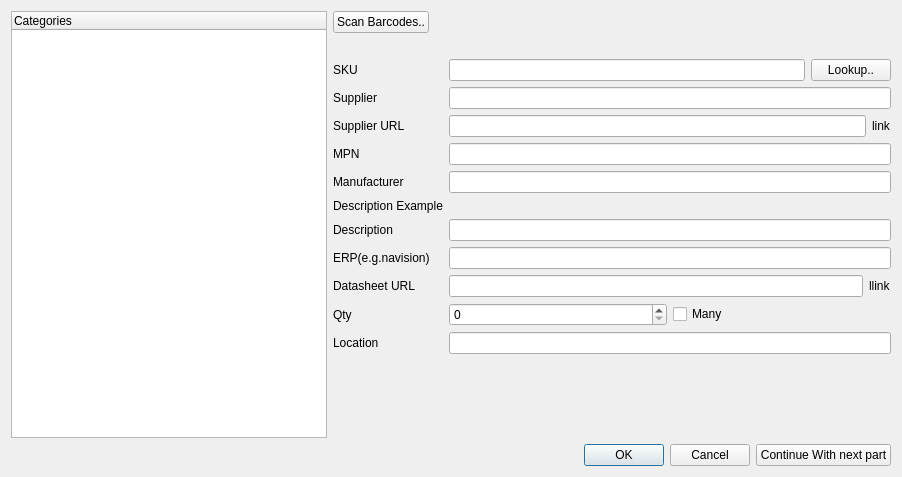
First picture: the form in partcreationwindow.ui, repository ArnePhotonics/EpartStocker, before the edit.
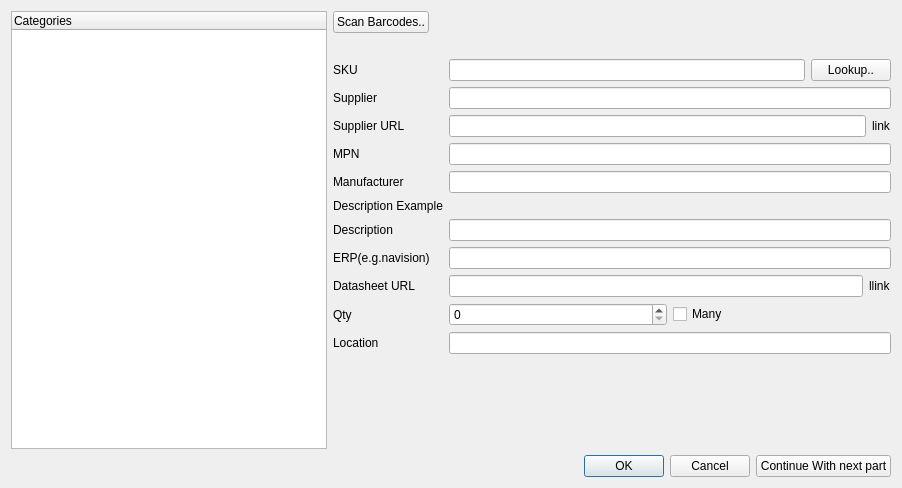
Second picture: the form after the edit.

```diff
--- a/partcreationwindow.ui
+++ b/partcreationwindow.ui
@@ -7,7 +7,7 @@
     <x>0</x>
     <y>0</y>
     <width>902</width>
-    <height>477</height>
+    <height>488</height>
    </rect>
   </property>
   <property name="windowTitle">
```
Left out of the diff: 41 changed lines with no effect on the pictures.
